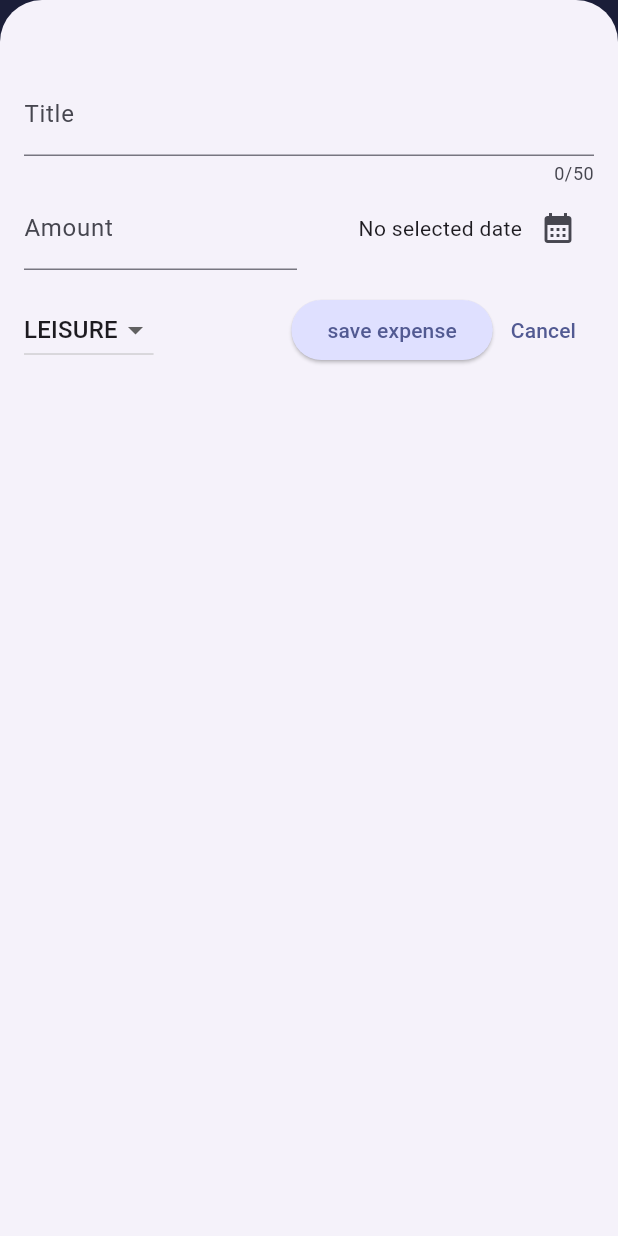
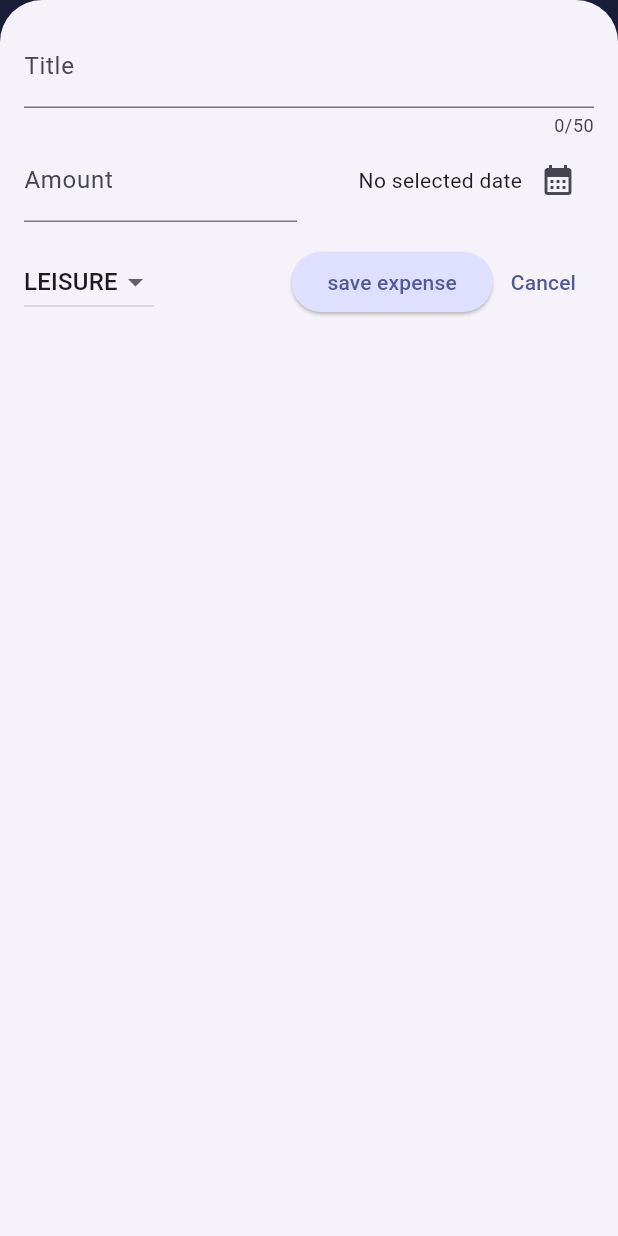
Before and after one commit to val-fcn/flutter_exo_expenses_tracker, a Flutter app: the screen it shows after launch, after a tap on the "add" icon, on a phone screen of 412 x 824 dp. Run offline on Flutter 3.47's test engine with Material 3 defaults, Android fonts, the phone set to English and light mode, and no system bars.

Commit message:
adaptative widget

```diff
--- a/expense_tracker/lib/main.dart
+++ b/expense_tracker/lib/main.dart
@@ -1,5 +1,6 @@
 import 'package:expense_tracker/widgets/expenses.dart';
 import 'package:flutter/material.dart';
+//import 'package:flutter/services.dart';
 
 var kColorScheme =
     ColorScheme.fromSeed(seedColor: const Color.fromARGB(255, 67, 90, 239));
@@ -10,6 +11,9 @@ var kDarkColorScheme = ColorScheme.fromSeed(
 );
 
 void main() {
+//  WidgetsFlutterBinding.ensureInitialized();
+  //SystemChrome.setPreferredOrientations([DeviceOrientation.portraitUp])
+  //  .then((fn) {
   runApp(
     MaterialApp(
         darkTheme: ThemeData.dark().copyWith(
@@ -57,4 +61,5 @@ void main() {
         themeMode: ThemeMode.system,
         home: const Expenses()),
   );
+// });
 }
--- a/expense_tracker/lib/widgets/expenses.dart
+++ b/expense_tracker/lib/widgets/expenses.dart
@@ -31,6 +31,8 @@ class _ExpensesState extends State<Expenses> {
 
   void _openAddExpenseOverlay() {
     showModalBottomSheet(
+      constraints: const BoxConstraints.expand(),
+      useSafeArea: true,
       isScrollControlled: true,
       context: context,
       builder: (ctx) => NewExpense(onAddExpense: _addExpense),
@@ -67,6 +69,8 @@ class _ExpensesState extends State<Expenses> {
 
   @override
   Widget build(BuildContext context) {
+    final width = MediaQuery.of(context).size.width;
+
     Widget mainContent = const Center(
       child: Text('no expenses found. Start adding some'),
     );
@@ -86,9 +90,20 @@ class _ExpensesState extends State<Expenses> {
           )
         ],
       ),
-      body: Column(
+      body: width < 600
+          ? Column(
               children: [
                 Chart(expenses: _registeredExpenses),
+                Expanded(
+                  child: mainContent,
+                ),
+              ],
+            )
+          : Row(
+              children: [
+                Expanded(
+                  child: Chart(expenses: _registeredExpenses),
+                ),
                 Expanded(
                   child: mainContent,
                 ),
--- a/expense_tracker/lib/widgets/new_expense.dart
+++ b/expense_tracker/lib/widgets/new_expense.dart
@@ -76,8 +76,12 @@ class _NewExpensesState extends State<NewExpense> {
 
   @override
   Widget build(BuildContext context) {
-    return Padding(
-      padding: const EdgeInsets.fromLTRB(16, 48, 16, 16),
+    final keyboardSpace = MediaQuery.of(context).viewInsets.bottom;
+    return LayoutBuilder(builder: (ctx, constraints) {
+      return SizedBox(
+        child: SingleChildScrollView(
+          child: Padding(
+            padding: EdgeInsets.fromLTRB(16, 16, 16, keyboardSpace + 16),
             child: Column(
               children: [
                 TextField(
@@ -157,6 +161,9 @@ class _NewExpensesState extends State<NewExpense> {
                 ),
               ],
             ),
+          ),
+        ),
       );
+    });
   }
 }
```
Lines whose indentation alone changed are shown as unchanged.
